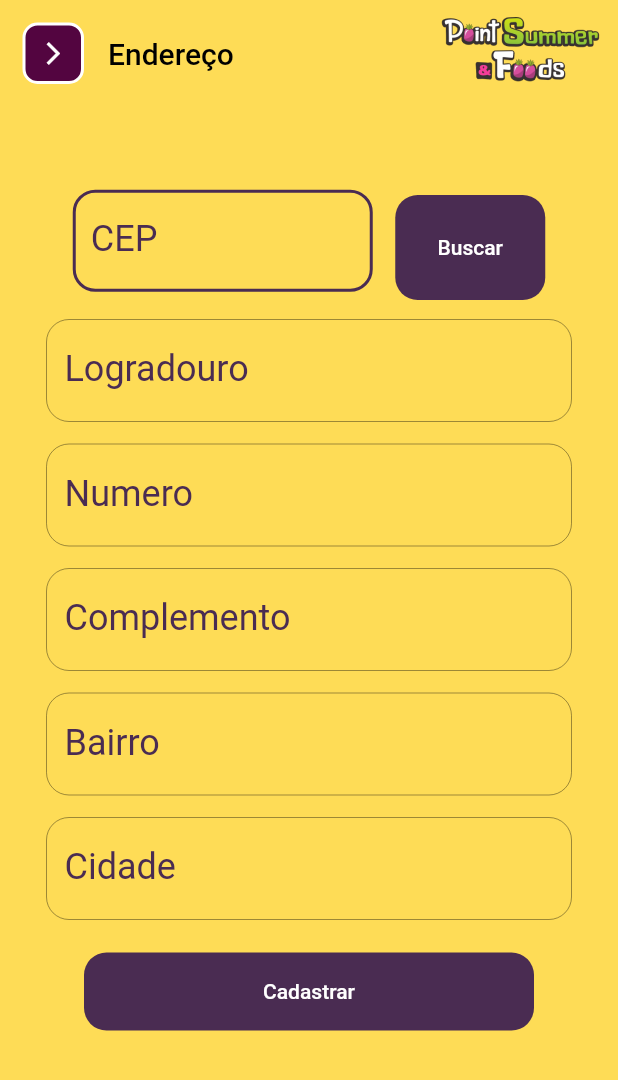
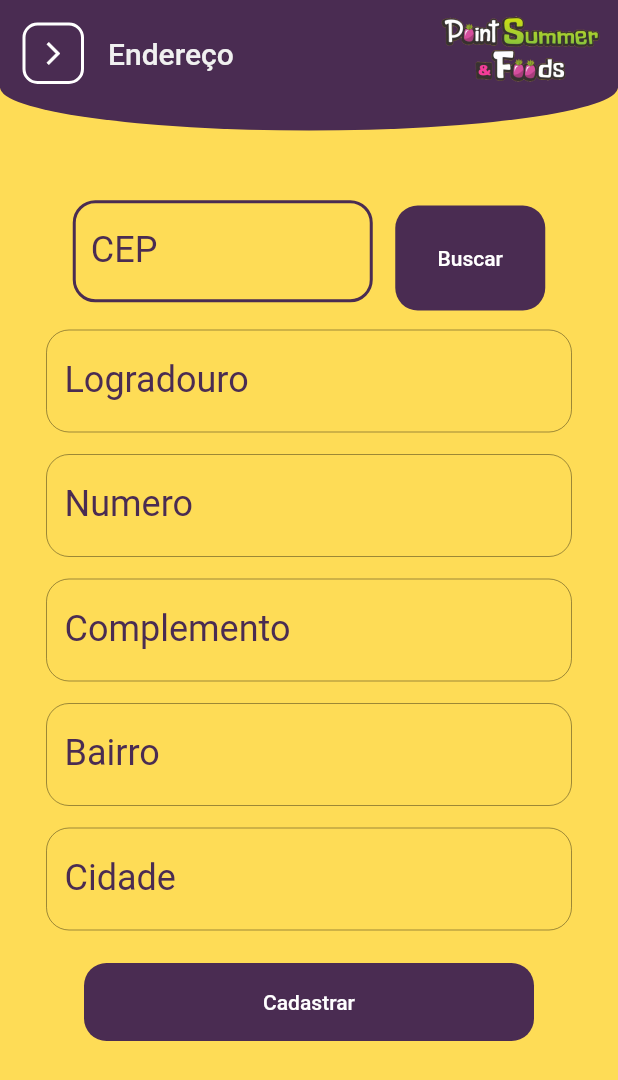
Before and after one commit to GuiPiovezan/aplicativo-point-summer-foods, a Flutter app: the AddressRegistration screen opened directly, on a phone screen of 412 x 824 dp. Shown: the top 1080 px of the screen. Run offline on Flutter 3.47's test engine with Material 2 defaults, Android fonts, the phone set to English and light mode, and no system bars; our stand-ins replace brasil_fields, cloud_firestore, firebase_auth, firebase_core, modal_bottom_sheet; accounts and stored records are empty.

Commit message:
Customizando AppBar

```diff
--- a/lib/widgets/AppBar/custom-appbar.dart
+++ b/lib/widgets/AppBar/custom-appbar.dart
@@ -1,4 +1,5 @@
 import 'package:flutter/material.dart';
+import 'package:flutter/services.dart';
 
 class CustomAppBar extends StatelessWidget implements PreferredSizeWidget {
   final String? title;
@@ -12,14 +13,21 @@ class CustomAppBar extends StatelessWidget implements PreferredSizeWidget {
 
   @override
   Widget build(BuildContext context) {
-    return AppBar(
-      backgroundColor: const Color.fromARGB(255, 254, 220, 86),
+    return PreferredSize(
+      child: Container(
+        child: AppBar(
+          backgroundColor: const Color.fromARGB(0, 254, 220, 86),
+          systemOverlayStyle: const SystemUiOverlayStyle(
+            statusBarColor: Color.fromARGB(255, 74, 44, 82),
+            statusBarIconBrightness: Brightness.light,
+            statusBarBrightness: Brightness.light,
+          ),
           title: Container(
             margin: const EdgeInsets.fromLTRB(0, 15, 0, 0),
             child: Text(
               title ?? "",
               style: const TextStyle(
-            color: Colors.black,
+                color: Color.fromARGB(255, 240, 240, 240),
               ),
             ),
           ),
@@ -38,7 +46,7 @@ class CustomAppBar extends StatelessWidget implements PreferredSizeWidget {
                   height: 40,
                   width: 40,
                   decoration: BoxDecoration(
-                color: const Color.fromARGB(255, 83, 5, 64),
+                    color: const Color.fromARGB(0, 83, 5, 64),
                     border: Border.all(
                       color: Colors.white,
                       width: 2,
@@ -60,10 +68,20 @@ class CustomAppBar extends StatelessWidget implements PreferredSizeWidget {
                 )
               : Container(),
           shadowColor: const Color.fromARGB(0, 255, 255, 255),
+        ),
+        decoration: const BoxDecoration(
+          color: Color.fromARGB(255, 74, 44, 82),
+          borderRadius: BorderRadius.only(
+            bottomLeft: Radius.elliptical(500, 70),
+            bottomRight: Radius.elliptical(500, 70),
+          ),
+        ),
+      ),
+      preferredSize: Size.fromHeight(80),
     );
   }
 
   @override
   // TODO: implement preferredSizeheight
-  Size get preferredSize => const Size.fromHeight(80);
+  Size get preferredSize => const Size.fromHeight(87);
 }
```
Lines whose indentation alone changed are shown as unchanged.
